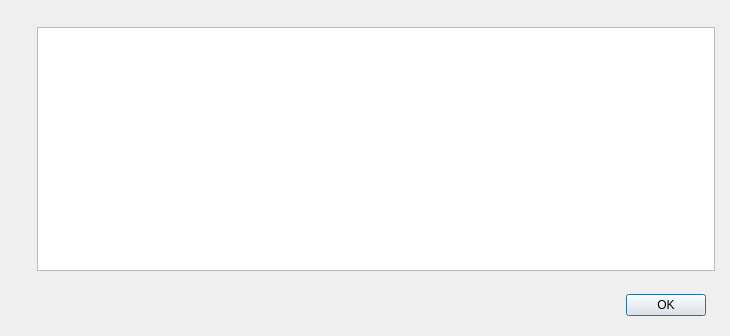
The window that src/qt/forms/helpmessagedialog.ui (genisyskernel/koyotecoin) describes before a commit, drawn with Qt 5.
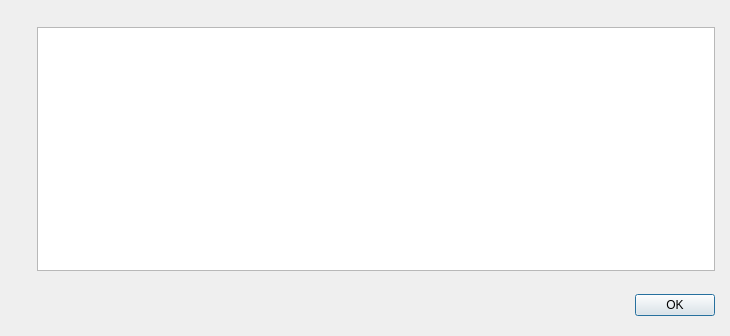
The same window after the commit. Icons and pictures are not drawn.

Commit message:
koyotecoin: fix ui form
Koyotecoin: Fix UI Form

Diff of the .ui file:
```diff
--- a/src/qt/forms/helpmessagedialog.ui
+++ b/src/qt/forms/helpmessagedialog.ui
@@ -215,7 +215,7 @@
          <number>5</number>
         </property>
         <property name="rightMargin">
-         <number>9</number>
+         <number>0</number>
         </property>
         <property name="bottomMargin">
          <number>5</number>
```
The commit also changes 1 other file.
